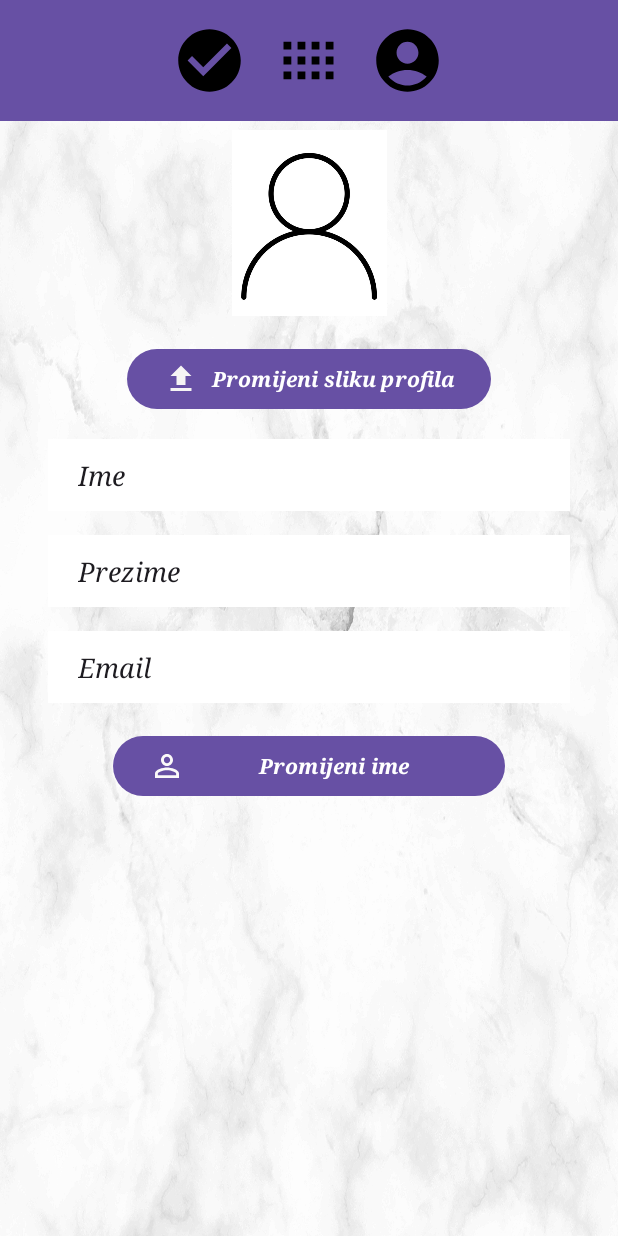
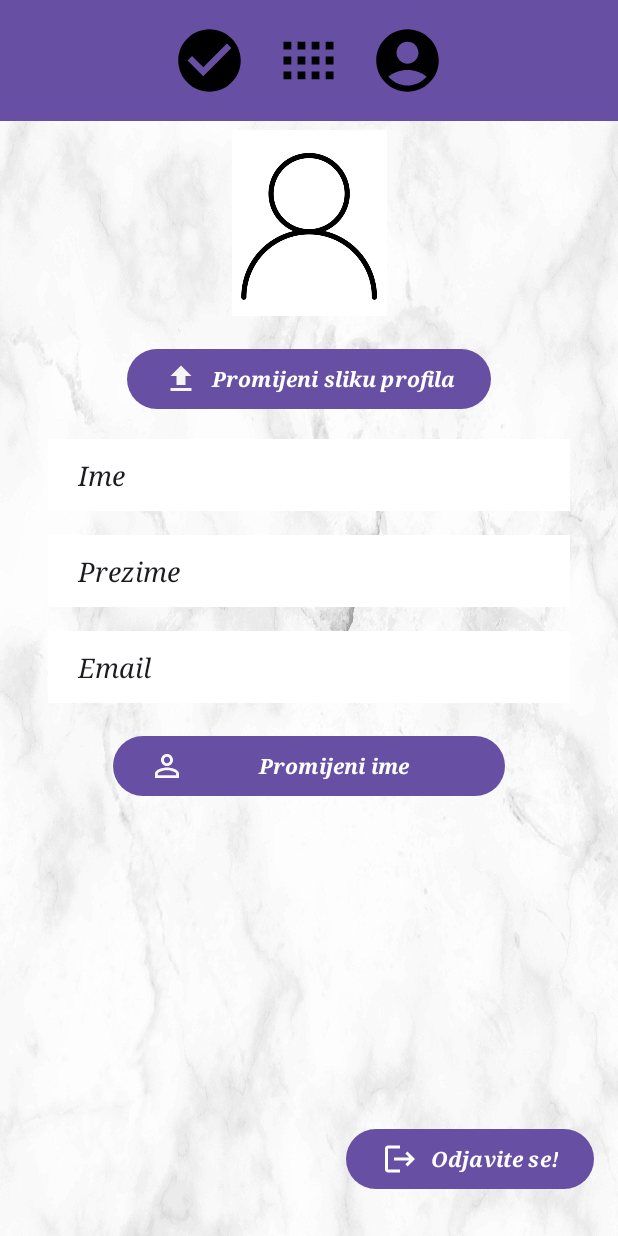
Before and after one commit to elizabetabeta/UniPlanner, an Android app: the ProfileActivity screen opened directly, with no data from a screen before it, on a phone screen of 412 x 824 dp. Run offline under Robolectric (Android 15) with nearby library versions, the phone set to English and light mode, and no system bars; our stand-ins replace Firebase (no records; nobody signed in at launch, a user with empty details on screens opened directly).

Commit message:
Dodan button za odjavu.

```diff
--- a/app/src/main/java/ba/sum/fpmoz/uniplanner/ProfileActivity.java
+++ b/app/src/main/java/ba/sum/fpmoz/uniplanner/ProfileActivity.java
@@ -5,9 +5,11 @@ import android.os.Bundle;
 import android.view.View;
 import android.widget.Button;
 import android.widget.ImageView;
+import android.widget.Toast;
 
 import androidx.appcompat.app.AppCompatActivity;
 
+import com.google.firebase.auth.FirebaseAuth;
 import com.google.firebase.database.FirebaseDatabase;
 
 public class ProfileActivity extends AppCompatActivity {
@@ -15,17 +17,17 @@ public class ProfileActivity extends AppCompatActivity {
     ImageView weekPlanIcon;
     ImageView calendarIcon;
     ImageView userProfileIcon;
+    Button logoutBtn;
 
     @Override
         protected void onCreate(Bundle savedInstanceState) {
             super.onCreate(savedInstanceState);
             setContentView(R.layout.activity_profile);
 
-
             weekPlanIcon = findViewById(R.id.weekPlan);
             calendarIcon = findViewById(R.id.calendar);
             userProfileIcon = findViewById(R.id.user_profile_image);
-
+            logoutBtn = findViewById(R.id.logoutBtn);
 
             weekPlanIcon.setOnClickListener(new View.OnClickListener() {
                 @Override
@@ -46,10 +48,35 @@ public class ProfileActivity extends AppCompatActivity {
             userProfileIcon.setOnClickListener(new View.OnClickListener() {
                 @Override
                 public void onClick(View view) {
-                Intent intent = new Intent(ProfileActivity.this, ProfileActivity.class);
-                startActivity(intent);
+                    // No need to start the same activity
+                    // Remove the following lines
+                    // Intent intent = new Intent(ProfileActivity.this, ProfileActivity.class);
+                    // startActivity(intent);
                 }
+            });
+            logoutBtn = findViewById(R.id.logoutBtn);
+            logoutBtn.setOnClickListener(new View.OnClickListener() {
+                @Override
+                public void onClick(View view) {
+                    // Call the logout method
+                    logout();
+                }
+
             });
         }
 
+        // Method to handle logout
+        // Method to handle logout
+        private void logout() {
+            FirebaseAuth.getInstance().signOut();
+
+            // Display a Toast message for successful logout
+            Toast.makeText(ProfileActivity.this, "Uspješno odjavljeni!", Toast.LENGTH_SHORT).show();
+
+            // Redirect to the login or main activity
+            Intent intent = new Intent(ProfileActivity.this, MainActivity.class);
+            // You may want to add flags to clear the task and start a new one
+            intent.addFlags(Intent.FLAG_ACTIVITY_CLEAR_TASK | Intent.FLAG_ACTIVITY_NEW_TASK);
+            startActivity(intent);
         }
+    }
--- /dev/null
+++ b/app/src/main/res/drawable/logout.xml
@@ -0,0 +1,5 @@
+<vector android:autoMirrored="true" android:height="24dp"
+    android:tint="#FFFFFF" android:viewportHeight="24"
+    android:viewportWidth="24" android:width="24dp" xmlns:android="http://schemas.android.com/apk/res/android">
+    <path android:fillColor="@android:color/white" android:pathData="M17,7l-1.41,1.41L18.17,11H8v2h10.17l-2.58,2.58L17,17l5,-5zM4,5h8V3H4c-1.1,0 -2,0.9 -2,2v14c0,1.1 0.9,2 2,2h8v-2H4V5z"/>
+</vector>
--- a/app/src/main/res/layout/activity_profile.xml
+++ b/app/src/main/res/layout/activity_profile.xml
@@ -117,5 +117,20 @@
         app:layout_constraintStart_toStartOf="parent"
         app:layout_constraintTop_toBottomOf="@+id/surnameTextView" />
 
+    <Button
+        android:id="@+id/logoutBtn"
+        android:layout_width="wrap_content"
+        android:layout_height="wrap_content"
+        android:layout_marginTop="18dp"
+        android:layout_marginEnd="16dp"
+        android:drawableLeft="@drawable/logout"
+        android:fontFamily="serif"
+        android:text="Odjavite se!"
+        android:textStyle="normal|bold|italic"
+        app:layout_constraintBottom_toBottomOf="parent"
+        app:layout_constraintEnd_toEndOf="parent"
+        app:layout_constraintTop_toBottomOf="@+id/changeNameButton"
+        app:layout_constraintVertical_bias="0.877" />
+
 
 </androidx.constraintlayout.widget.ConstraintLayout>
```
Also changed, not shown: app/src/main/res/xml/activity_animation_scene.xml (added, +34 -0 lines). Lines whose indentation alone changed are shown as unchanged.
